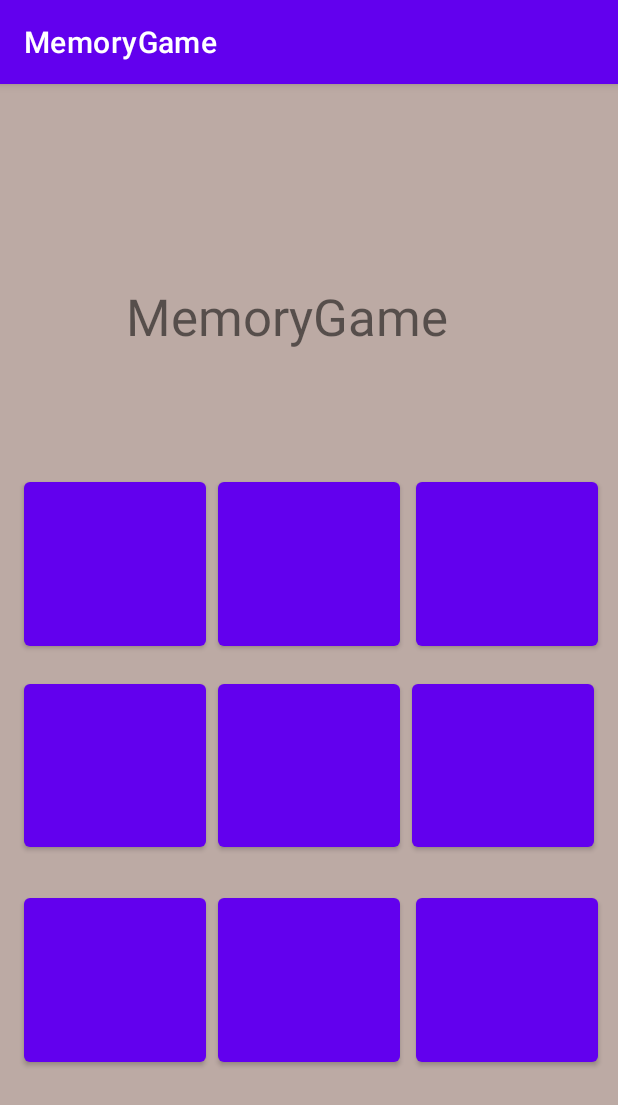
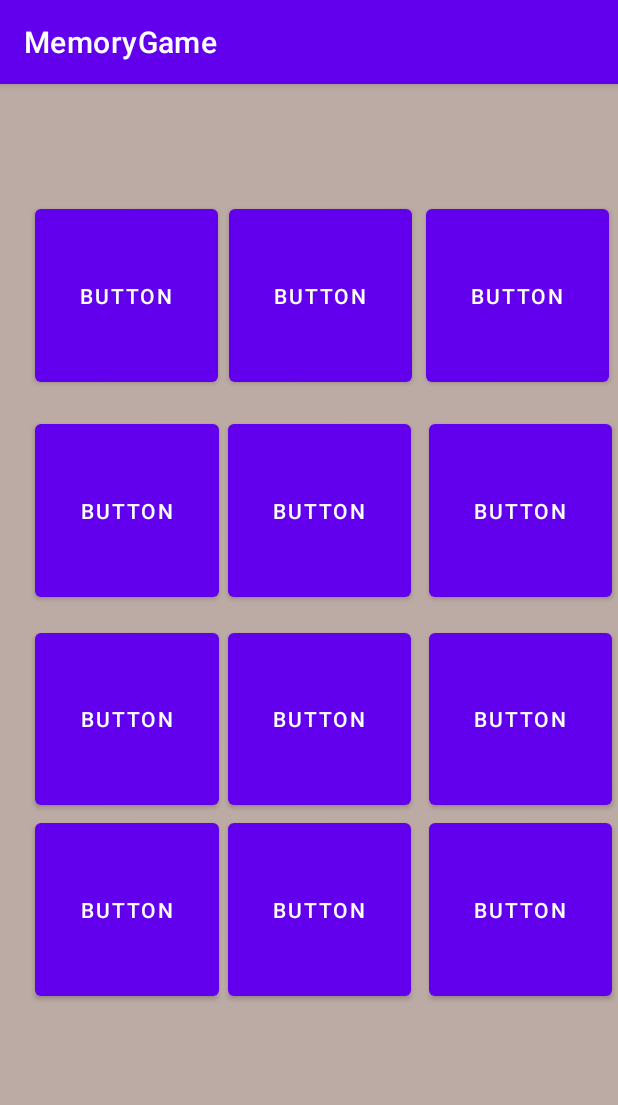
Before and after one commit to melyman95/MemoryGame, an Android app: the NormalGame screen opened directly, with no data from a screen before it, on a phone screen of 412 x 824 dp. Shown: the top 1105 px of the screen. Run offline under Robolectric (Android 15) with nearby library versions, the phone set to English and light mode, and no system bars.

Commit message:
initial layout, can select easy, normal and hard modes

```diff
--- a/app/src/main/AndroidManifest.xml
+++ b/app/src/main/AndroidManifest.xml
@@ -1,6 +1,6 @@
 <?xml version="1.0" encoding="utf-8"?>
 <manifest xmlns:android="http://schemas.android.com/apk/res/android"
-    package="com.example.memorygame" >
+    package="com.example.memorygame">
 
     <application
         android:allowBackup="true"
@@ -8,13 +8,19 @@
         android:label="@string/app_name"
         android:roundIcon="@mipmap/ic_launcher_round"
         android:supportsRtl="true"
-        android:theme="@style/Theme.MemoryGame" >
+        android:theme="@style/Theme.MemoryGame">
         <activity
-            android:name=".GameActivityEasy"
+            android:name=".HardGame"
+            android:exported="false" />
+        <activity
+            android:name=".NormalGame"
+            android:exported="false" />
+        <activity
+            android:name=".EasyGame"
             android:exported="false" />
         <activity
             android:name=".HomeScreenActivity"
-            android:exported="true" >
+            android:exported="true">
             <intent-filter>
                 <action android:name="android.intent.action.MAIN" />
 
--- a/app/src/main/java/com/example/memorygame/GameActivityEasy.java
+++ b/app/src/main/java/com/example/memorygame/NormalGame.java
@@ -10,15 +10,18 @@ import android.widget.TextView;
 import java.util.Timer;
 import java.util.TimerTask;
 
-public class GameActivityEasy extends AppCompatActivity {
+public class NormalGame extends AppCompatActivity {
+
+    Button[][] gameButtons = new Button[3][4];
+
+    public NormalGame() {
+        final int TIME_LIMIT = 100;
+        final int AMOUNT_OF_SQUARES = 12;
+    }
 
     @Override
     protected void onCreate(Bundle savedInstanceState) {
         super.onCreate(savedInstanceState);
-        setContentView(R.layout.activity_game);
-
-        Timer gameTimer = new Timer();
+        setContentView(R.layout.activity_normal_game);
     }
-
-
 }
--- a/app/src/main/res/layout/activity_game.xml
+++ b/app/src/main/res/layout/activity_game.xml
@@ -4,8 +4,8 @@
     xmlns:tools="http://schemas.android.com/tools"
     android:layout_width="match_parent"
     android:layout_height="match_parent"
-    android:background="@color/background"
-    tools:context=".GameActivityEasy">
+    android:background="@color/mainBackgroundColor"
+    tools:context=".EasyGame">
 
     <TextView
         android:id="@+id/titleText"
@@ -22,7 +22,7 @@
         app:layout_constraintTop_toTopOf="parent" />
 
     <Button
-        android:id="@+id/button1"
+        android:id="@+id/button"
         android:layout_width="0dp"
         android:layout_height="0dp"
         android:layout_marginStart="16dp"
@@ -54,7 +54,7 @@
         android:layout_marginBottom="13dp"
         app:layout_constraintBottom_toTopOf="@+id/button6"
         app:layout_constraintEnd_toEndOf="parent"
-        app:layout_constraintStart_toEndOf="@+id/button1"
+        app:layout_constraintStart_toEndOf="@+id/button"
         app:layout_constraintTop_toTopOf="parent" />
 
     <Button
@@ -65,7 +65,7 @@
         android:layout_marginBottom="22dp"
         app:layout_constraintBottom_toTopOf="@+id/button7"
         app:layout_constraintStart_toStartOf="parent"
-        app:layout_constraintTop_toBottomOf="@+id/button1" />
+        app:layout_constraintTop_toBottomOf="@+id/button" />
 
     <Button
         android:id="@+id/button5"
--- /dev/null
+++ b/app/src/main/res/layout/activity_normal_game.xml
@@ -0,0 +1,157 @@
+<?xml version="1.0" encoding="utf-8"?>
+<androidx.constraintlayout.widget.ConstraintLayout xmlns:android="http://schemas.android.com/apk/res/android"
+    xmlns:app="http://schemas.android.com/apk/res-auto"
+    xmlns:tools="http://schemas.android.com/tools"
+    android:layout_width="match_parent"
+    android:layout_height="match_parent"
+    android:background="@color/mainBackgroundColor"
+    tools:context=".NormalGame">
+
+    <Button
+        android:id="@+id/button10"
+        android:layout_width="0dp"
+        android:layout_height="0dp"
+        android:layout_marginStart="23dp"
+        android:layout_marginTop="77dp"
+        android:layout_marginEnd="7dp"
+        android:layout_marginBottom="16dp"
+        android:text="Button"
+        app:layout_constraintBottom_toTopOf="@+id/button13"
+        app:layout_constraintEnd_toStartOf="@+id/button11"
+        app:layout_constraintStart_toStartOf="parent"
+        app:layout_constraintTop_toTopOf="parent" />
+
+    <Button
+        android:id="@+id/button11"
+        android:layout_width="0dp"
+        android:layout_height="0dp"
+        android:layout_marginTop="77dp"
+        android:layout_marginEnd="9dp"
+        android:layout_marginBottom="16dp"
+        android:text="Button"
+        app:layout_constraintBottom_toTopOf="@+id/button14"
+        app:layout_constraintEnd_toStartOf="@+id/button12"
+        app:layout_constraintStart_toEndOf="@+id/button10"
+        app:layout_constraintTop_toTopOf="parent" />
+
+    <Button
+        android:id="@+id/button12"
+        android:layout_width="0dp"
+        android:layout_height="0dp"
+        android:layout_marginTop="77dp"
+        android:layout_marginEnd="6dp"
+        android:layout_marginBottom="16dp"
+        android:text="Button"
+        app:layout_constraintBottom_toTopOf="@+id/button15"
+        app:layout_constraintEnd_toEndOf="parent"
+        app:layout_constraintStart_toEndOf="@+id/button11"
+        app:layout_constraintTop_toTopOf="parent" />
+
+    <Button
+        android:id="@+id/button13"
+        android:layout_width="0dp"
+        android:layout_height="0dp"
+        android:layout_marginStart="23dp"
+        android:layout_marginEnd="140dp"
+        android:layout_marginBottom="12dp"
+        android:text="Button"
+        app:layout_constraintBottom_toTopOf="@+id/button16"
+        app:layout_constraintEnd_toStartOf="@+id/button15"
+        app:layout_constraintStart_toStartOf="parent"
+        app:layout_constraintTop_toBottomOf="@+id/button10" />
+
+    <Button
+        android:id="@+id/button14"
+        android:layout_width="122dp"
+        android:layout_height="0dp"
+        android:layout_marginBottom="12dp"
+        android:text="Button"
+        app:layout_constraintBottom_toTopOf="@+id/button17"
+        app:layout_constraintEnd_toEndOf="parent"
+        app:layout_constraintHorizontal_bias="0.525"
+        app:layout_constraintStart_toStartOf="parent"
+        app:layout_constraintTop_toBottomOf="@+id/button11" />
+
+    <Button
+        android:id="@+id/button15"
+        android:layout_width="0dp"
+        android:layout_height="0dp"
+        android:layout_marginEnd="4dp"
+        android:layout_marginBottom="12dp"
+        android:text="Button"
+        app:layout_constraintBottom_toTopOf="@+id/button18"
+        app:layout_constraintEnd_toEndOf="parent"
+        app:layout_constraintStart_toEndOf="@+id/button13"
+        app:layout_constraintTop_toBottomOf="@+id/button12" />
+
+    <Button
+        android:id="@+id/button16"
+        android:layout_width="0dp"
+        android:layout_height="0dp"
+        android:layout_marginStart="23dp"
+        android:layout_marginEnd="140dp"
+        android:text="Button"
+        app:layout_constraintBottom_toTopOf="@+id/button19"
+        app:layout_constraintEnd_toStartOf="@+id/button18"
+        app:layout_constraintStart_toStartOf="parent"
+        app:layout_constraintTop_toBottomOf="@+id/button13" />
+
+    <Button
+        android:id="@+id/button17"
+        android:layout_width="122dp"
+        android:layout_height="0dp"
+        android:text="Button"
+        app:layout_constraintBottom_toTopOf="@+id/button20"
+        app:layout_constraintEnd_toEndOf="parent"
+        app:layout_constraintHorizontal_bias="0.525"
+        app:layout_constraintStart_toStartOf="parent"
+        app:layout_constraintTop_toBottomOf="@+id/button14" />
+
+    <Button
+        android:id="@+id/button18"
+        android:layout_width="0dp"
+        android:layout_height="0dp"
+        android:layout_marginEnd="4dp"
+        android:text="Button"
+        app:layout_constraintBottom_toTopOf="@+id/button21"
+        app:layout_constraintEnd_toEndOf="parent"
+        app:layout_constraintStart_toEndOf="@+id/button16"
+        app:layout_constraintTop_toBottomOf="@+id/button15" />
+
+    <Button
+        android:id="@+id/button19"
+        android:layout_width="0dp"
+        android:layout_height="0dp"
+        android:layout_marginStart="23dp"
+        android:layout_marginEnd="140dp"
+        android:layout_marginBottom="154dp"
+        android:text="Button"
+        app:layout_constraintBottom_toBottomOf="parent"
+        app:layout_constraintEnd_toStartOf="@+id/button21"
+        app:layout_constraintStart_toStartOf="parent"
+        app:layout_constraintTop_toBottomOf="@+id/button16" />
+
+    <Button
+        android:id="@+id/button20"
+        android:layout_width="122dp"
+        android:layout_height="0dp"
+        android:layout_marginBottom="154dp"
+        android:text="Button"
+        app:layout_constraintBottom_toBottomOf="parent"
+        app:layout_constraintEnd_toEndOf="parent"
+        app:layout_constraintHorizontal_bias="0.525"
+        app:layout_constraintStart_toStartOf="parent"
+        app:layout_constraintTop_toBottomOf="@+id/button17" />
+
+    <Button
+        android:id="@+id/button21"
+        android:layout_width="0dp"
+        android:layout_height="0dp"
+        android:layout_marginEnd="4dp"
+        android:layout_marginBottom="154dp"
+        android:text="Button"
+        app:layout_constraintBottom_toBottomOf="parent"
+        app:layout_constraintEnd_toEndOf="parent"
+        app:layout_constraintStart_toEndOf="@+id/button19"
+        app:layout_constraintTop_toBottomOf="@+id/button18" />
+</androidx.constraintlayout.widget.ConstraintLayout>
--- a/app/src/main/res/values/colors.xml
+++ b/app/src/main/res/values/colors.xml
@@ -7,5 +7,6 @@
     <color name="teal_700">#FF018786</color>
     <color name="black">#FF000000</color>
     <color name="white">#FFFFFFFF</color>
-    <color name="background">#BCAAA4</color>
+    <color name="mainBackgroundColor">#BCAAA4</color>
+    <color name="buttonColor">#32a89e</color>
 </resources>
```
Also changed, not shown: app/src/main/java/com/example/memorygame/EasyGame.java (added, +35 -0 lines), app/src/main/java/com/example/memorygame/HardGame.java (added, +27 -0 lines), app/src/main/java/com/example/memorygame/HomeScreenActivity.java (+74 -1 lines), app/src/main/res/layout/activity_hard_game.xml (added, +233 -0 lines), app/src/main/res/layout/activity_main.xml (+8 -4 lines).
